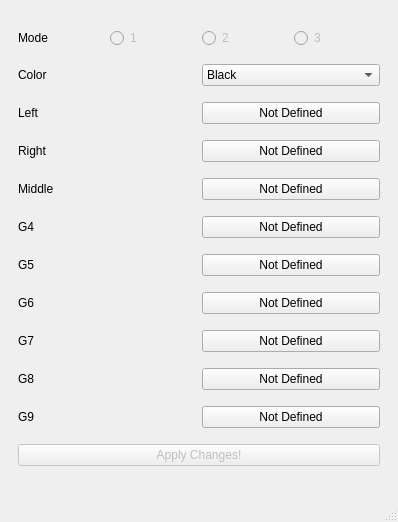
Qt form rattrap.ui (sahinakkaya/rattrap) before a commit.
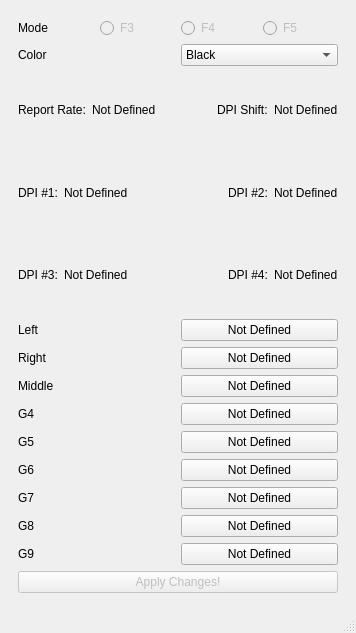
The same form after that commit.

Commit message: Add DPI related infos, fix some typos

Diff of the .ui file:
```diff
--- a/rattrap.ui
+++ b/rattrap.ui
@@ -6,8 +6,8 @@
    <rect>
     <x>0</x>
     <y>0</y>
-    <width>398</width>
-    <height>522</height>
+    <width>356</width>
+    <height>633</height>
    </rect>
   </property>
   <property name="windowTitle">
@@ -35,7 +35,7 @@
               <bool>false</bool>
              </property>
              <property name="text">
-              <string>1</string>
+              <string>F3</string>
              </property>
             </widget>
            </item>
@@ -45,7 +45,7 @@
               <bool>false</bool>
              </property>
              <property name="text">
-              <string>2</string>
+              <string>F4</string>
              </property>
             </widget>
            </item>
@@ -55,7 +55,7 @@
               <bool>false</bool>
              </property>
              <property name="text">
-              <string>3</string>
+              <string>F5</string>
              </property>
             </widget>
            </item>
@@ -116,6 +116,141 @@
            </item>
           </layout>
          </item>
+         <item>
+          <layout class="QHBoxLayout" name="horizontalLayout_16">
+           <item>
+            <widget class="QLabel" name="label_rate">
+             <property name="text">
+              <string>Report Rate:</string>
+             </property>
+            </widget>
+           </item>
+           <item>
+            <widget class="QLabel" name="rate">
+             <property name="text">
+              <string>Not Defined</string>
+             </property>
+            </widget>
+           </item>
+           <item>
+            <spacer name="horizontalSpacer_3">
+             <property name="orientation">
+              <enum>Qt::Horizontal</enum>
+             </property>
+             <property name="sizeHint" stdset="0">
+              <size>
+               <width>40</width>
+               <height>20</height>
+              </size>
+             </property>
+            </spacer>
+           </item>
+           <item>
+            <widget class="QLabel" name="label">
+             <property name="text">
+              <string>DPI Shift:</string>
+             </property>
+            </widget>
+           </item>
+           <item>
+            <widget class="QLabel" name="dpi_shift">
+             <property name="text">
+              <string>Not Defined</string>
+             </property>
+            </widget>
+           </item>
+          </layout>
+         </item>
+         <item>
+          <layout class="QHBoxLayout" name="horizontalLayout_14">
+           <item>
+            <widget class="QLabel" name="label_dpi1">
+             <property name="text">
+              <string>DPI #1:</string>
+             </property>
+            </widget>
+           </item>
+           <item>
+            <widget class="QLabel" name="dpi1">
+             <property name="text">
+              <string>Not Defined</string>
+             </property>
+            </widget>
+           </item>
+           <item>
+            <spacer name="horizontalSpacer">
+             <property name="orientation">
+              <enum>Qt::Horizontal</enum>
+             </property>
+             <property name="sizeHint" stdset="0">
+              <size>
+               <width>40</width>
+               <height>20</height>
+              </size>
+             </property>
+            </spacer>
+           </item>
+           <item>
+            <widget class="QLabel" name="label_dpi2">
+             <property name="text">
+              <string>DPI #2:</string>
+             </property>
+            </widget>
+           </item>
+           <item>
+            <widget class="QLabel" name="dpi2">
+             <property name="text">
+              <string>Not Defined</string>
+             </property>
+            </widget>
+           </item>
+          </layout>
+         </item>
+         <item>
+          <layout class="QHBoxLayout" name="horizontalLayout_15">
+           <item>
+            <widget class="QLabel" name="label_dpi3">
+             <property name="text">
+              <string>DPI #3:</string>
+             </property>
+            </widget>
+           </item>
+           <item>
+            <widget class="QLabel" name="dpi3">
+             <property name="text">
+              <string>Not Defined</string>
+             </property>
+            </widget>
+           </item>
+           <item>
+            <spacer name="horizontalSpacer_2">
+             <property name="orientation">
+              <enum>Qt::Horizontal</enum>
+             </property>
+             <property name="sizeHint" stdset="0">
+              <size>
+               <width>40</width>
+               <height>20</height>
+              </size>
+             </property>
+            </spacer>
+           </item>
+           <item>
+            <widget class="QLabel" name="label_dpi4">
+             <property name="text">
+              <string>DPI #4:</string>
+             </property>
+            </widget>
+           </item>
+           <item>
+            <widget class="QLabel" name="dpi4">
+             <property name="text">
+              <string>Not Defined</string>
+             </property>
+            </widget>
+           </item>
+          </layout>
+         </item>
          <item>
           <layout class="QHBoxLayout" name="horizontalLayout_5">
            <item>
```
Left out of the diff: 2 changed lines with no effect on the pictures. The commit also changes 2 other files.
